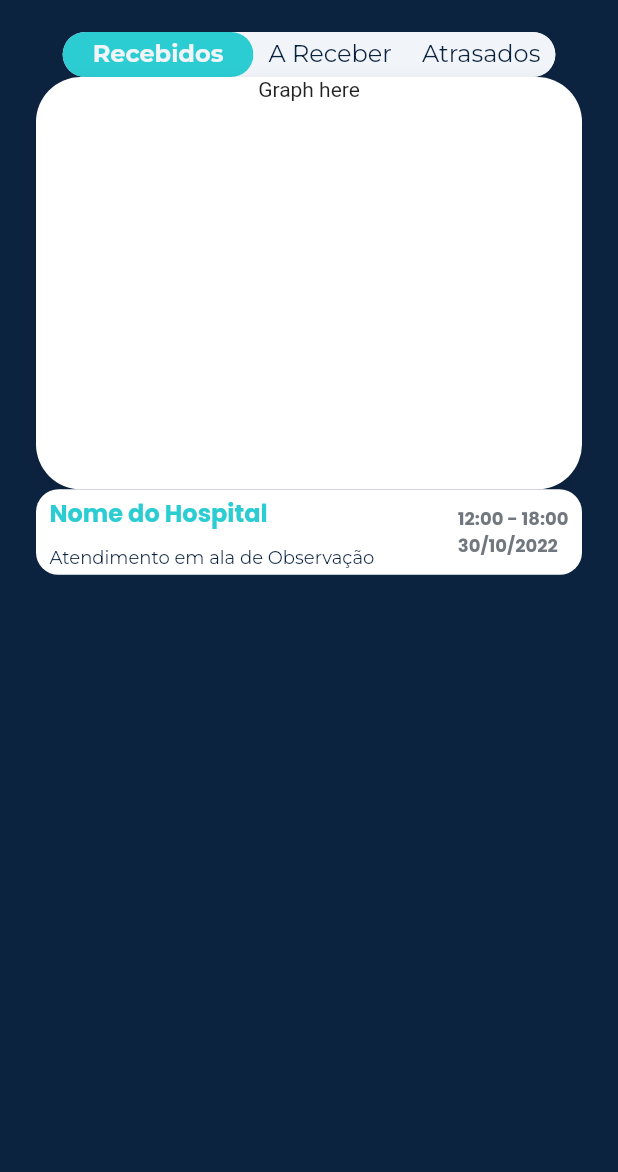
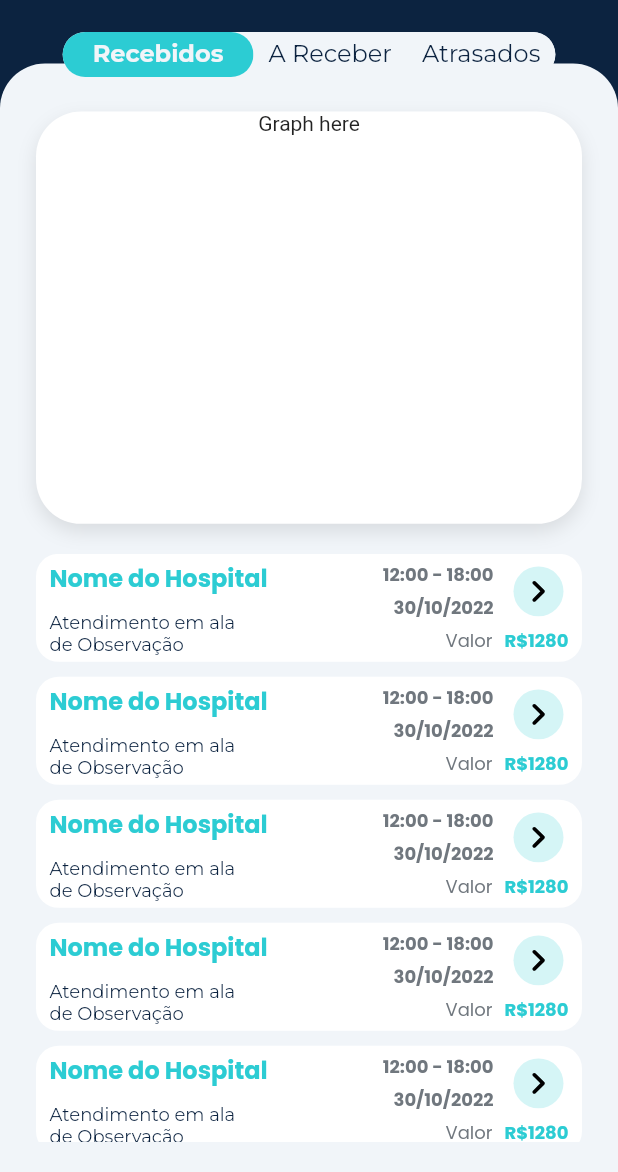
Before and after one commit to CabraKill/blue-financeiro, a Flutter app: the screen it shows after launch, on a phone screen of 412 x 824 dp, the part 64-1236 px from its top. Run offline on Flutter 3.47's test engine with Material 2 defaults, Android fonts, the phone set to English and light mode, and no system bars; our stand-ins replace flutter_svg.

Commit message:
adding list of payments for received

```diff
--- a/lib/presentation/pages/finances/finances_page.dart
+++ b/lib/presentation/pages/finances/finances_page.dart
@@ -33,9 +33,49 @@ class _FinancesPageState extends State<FinancesPage> {
         },
       ),
       body: TertiaryBackground(
-          child: Column(
+          child:
+          //TODO: make it more granular
+          Stack(
         children: [
+          Container(
+            margin: const EdgeInsets.only(top: 21),
+            decoration: const BoxDecoration(
+              color: DoxColors.notW,
+              borderRadius: BorderRadius.only(
+                topLeft: Radius.circular(30),
+                topRight: Radius.circular(30),
+              ),
+            ),
+            padding: const EdgeInsets.only(
+                //TODO: maybe the padding has a pattern?
+                left: 24,
+                right: 24,
+                top: 32),
+            child: Column(
+              children: [
+                const FinancesGraph(),
+                const SizedBox(height: 20),
+                Expanded(
+                  child: ListView.builder(
+                    //TODO: get this value from controller
+                    itemCount: 10,
+                    itemBuilder: (context, index) => Padding(
+                      padding:
+                          //TODO: get this conditional value from controller
+                          EdgeInsets.only(bottom: index == 10 - 1 ? 20 : 10),
+                      child: FinancesPaymentCard(
+                        data: mockData,
+                      ),
+                    ),
+                  ),
+                ),
+                //top padding
+                const SizedBox(height: 20),
+              ],
+            ),
+          ),
           Align(
+            alignment: Alignment.topCenter,
             child: FinancesTabs(
               currentIndex: _currentIndex,
               onTabTap: (index) => setState(() {
@@ -43,22 +83,6 @@ class _FinancesPageState extends State<FinancesPage> {
               }),
             ),
           ),
-          Expanded(
-            child: Padding(
-              padding: const EdgeInsets.symmetric(
-                //TODO: maybe the padding has a pattern?
-                horizontal: 24,
-              ),
-              child: Column(
-                children: [
-                  const FinancesGraph(),
-                  FinancesPaymentCard(
-                    data: mockData,
-                  )
-                ],
-              ),
-            ),
-          )
         ],
       )),
     );
--- a/lib/presentation/pages/finances/widgets/payments/finances_payment_card_widget.dart
+++ b/lib/presentation/pages/finances/widgets/payments/finances_payment_card_widget.dart
@@ -1,5 +1,7 @@
 import 'package:dox_financeiro/domain/entities/finances_payment_card_entity.dart';
+import 'package:dox_financeiro/presentation/utils/money_converter_util.dart';
 import 'package:dox_financeiro/presentation/utils/time_converter_util.dart';
+import 'package:dox_financeiro/presentation/widgets/right_circle_widget.dart';
 import 'package:dox_financeiro/presentation/widgets/theme/dox_colors.dart';
 import 'package:dox_financeiro/presentation/widgets/theme/typograph.dart';
 import 'package:flutter/material.dart';
@@ -25,9 +27,9 @@ class FinancesPaymentCard extends StatelessWidget {
         vertical: 4,
       ),
       child: Row(
-        mainAxisAlignment: MainAxisAlignment.spaceBetween,
         children: [
-          Column(
+          Expanded(
+            child: Column(
               mainAxisSize: MainAxisSize.min,
               crossAxisAlignment: CrossAxisAlignment.start,
               children: [
@@ -35,15 +37,26 @@ class FinancesPaymentCard extends StatelessWidget {
                   data.location,
                   style: DoxTypograph.title3,
                 ),
-              const Padding(padding: EdgeInsets.only(top: 10)),
-              Text(
+                const SizedBox(height: 10),
+                FractionallySizedBox(
+                  widthFactor: 134 / 238,
+                  child: Text(
                     data.description,
                     style: DoxTypograph.financesDescription,
+                  ),
                 )
               ],
             ),
+          ),
           Column(
-            crossAxisAlignment: CrossAxisAlignment.start,
+            mainAxisSize: MainAxisSize.min,
+            crossAxisAlignment: CrossAxisAlignment.end,
+            children: [
+              Row(
+                mainAxisSize: MainAxisSize.min,
+                children: [
+                  Column(
+                    crossAxisAlignment: CrossAxisAlignment.end,
                     mainAxisSize: MainAxisSize.min,
                     children: [
                       Text(
@@ -52,6 +65,7 @@ class FinancesPaymentCard extends StatelessWidget {
                           color: DoxColors.nonSelected,
                         ),
                       ),
+                      const SizedBox(height: 4),
                       Text(
                         TimeConverter.getDateFormattedFromDateTime(data.date),
                         style: DoxTypograph.caption1.copyWith(
@@ -60,6 +74,38 @@ class FinancesPaymentCard extends StatelessWidget {
                       )
                     ],
                   ),
+                  const SizedBox(width: 10),
+                  Container(
+                    width: 40,
+                    height: 40,
+                    alignment: Alignment.center,
+                    child: RighCircle(
+                      color: DoxColors.primary.withOpacity(0.2),
+                    ),
+                  )
+                ],
+              ),
+              const SizedBox(height: 4),
+              Row(
+                mainAxisSize: MainAxisSize.min,
+                children: [
+                  Text(
+                    'Valor',
+                    style: DoxTypograph.caption2.copyWith(
+                      color: DoxColors.nonSelected,
+                    ),
+                  ),
+                  const SizedBox(width: 8),
+                  Text(
+                    MoneyConverterUtil.convertToSimpleMoney(data.amount),
+                    style: DoxTypograph.caption1.copyWith(
+                      color: DoxColors.primary,
+                    ),
+                  ),
+                ],
+              )
+            ],
+          ),
         ],
       ),
     );
--- /dev/null
+++ b/lib/presentation/utils/money_converter_util.dart
@@ -0,0 +1,6 @@
+class MoneyConverterUtil {
+  //TODO: make test case
+  static String convertToSimpleMoney(double value) {
+    return 'R\$${value.toStringAsFixed(0)}';
+  }
+}
--- a/lib/presentation/utils/time_converter_util.dart
+++ b/lib/presentation/utils/time_converter_util.dart
@@ -1,3 +1,4 @@
+//TODO: make test cases
 class TimeConverter {
   static String getTimeFormattedFromDateTime(DateTime dateTime) {
     return '${dateTime.hour}:${dateTime.minute.toString().padLeft(2, '0')}';
--- /dev/null
+++ b/lib/presentation/widgets/icon_assets.dart
@@ -0,0 +1,5 @@
+class IconAssets {
+  //TODO: delete when possible
+  static const String arrowRightCircle = 'assets/icons/arrow_right_circle.svg';
+  static const String arrowRight = 'assets/icons/arrow_right.svg';
+}
--- /dev/null
+++ b/lib/presentation/widgets/right_circle_widget.dart
@@ -0,0 +1,32 @@
+import 'package:dox_financeiro/presentation/widgets/icon_assets.dart';
+import 'package:flutter/material.dart';
+import 'package:flutter_svg/flutter_svg.dart';
+
+class RighCircle extends StatelessWidget {
+  final Color color;
+  const RighCircle({
+    required this.color,
+    Key? key,
+  }) : super(key: key);
+
+  static const double _size = 33.33;
+  static const double _iconSize = 14.07;
+
+  @override
+  Widget build(BuildContext context) {
+    return Container(
+      width: _size,
+      height: _size,
+      //circle decoration
+      decoration: BoxDecoration(
+        color: color,
+        shape: BoxShape.circle,
+      ),
+      alignment: Alignment.center,
+      child: SvgPicture.asset(
+        IconAssets.arrowRight,
+        height: _iconSize,
+      ),
+    );
+  }
+}
```
Also changed, not shown: pubspec.yaml (+6 -9 lines), assets/icons/arrow_right.svg (added), assets/icons/arrow_right_circle.svg (added), pubspec.lock. Lines whose indentation alone changed are shown as unchanged.
